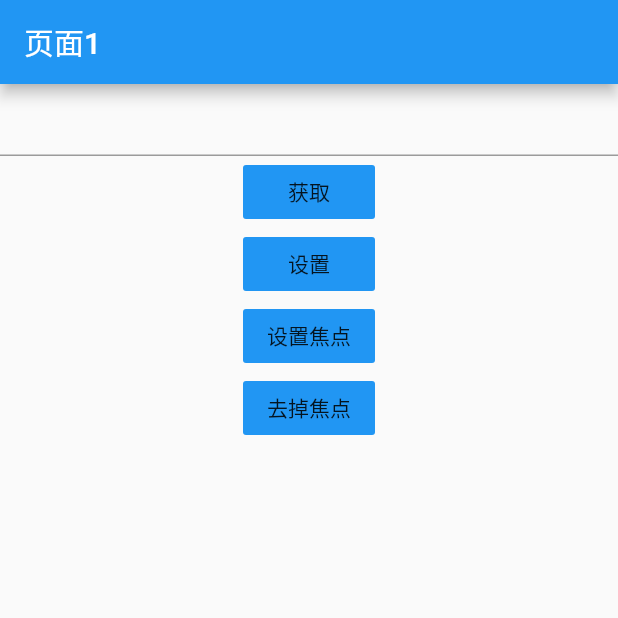
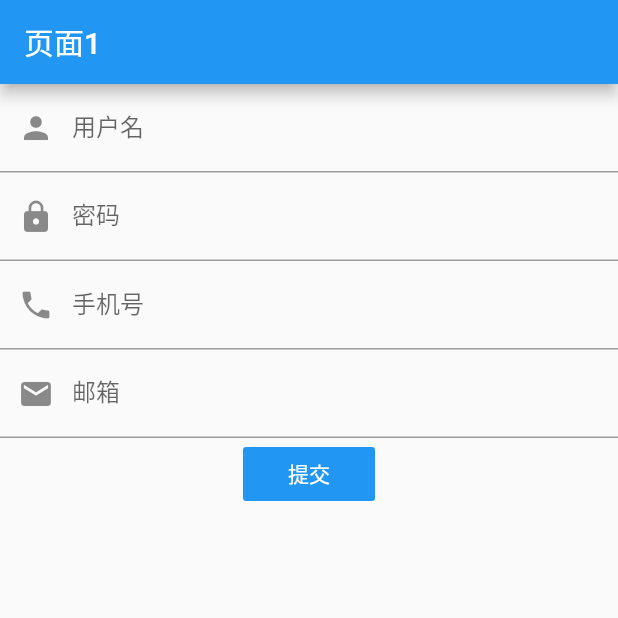
Before and after one commit to Anlans/two-days-flutter, a Flutter app: the screen it shows after launch, on a phone screen of 412 x 824 dp, the top half of it. Run offline on Flutter 3.47's test engine with Material 2 defaults, Android fonts, the phone set to English and light mode, and no system bars; our stand-ins replace flutter_hooks.

Commit message:
### 第十六课 文本框2

```diff
--- a/lib/main.dart
+++ b/lib/main.dart
@@ -336,54 +336,114 @@ class App extends StatelessWidget {
   }
 }
 
+
 class Page1 extends HookWidget{
   @override
   Widget build(BuildContext context) {
-    var controller=TextEditingController();
     var focusNode=FocusNode();
-
     return Scaffold(
       appBar: AppBar(title: Text('页面1')),
       body: Column(
         children: [
           TextField(
-            controller: controller,
             focusNode: focusNode,
-          ),
-          FlatButton(
-            color: Colors.blue,
-            child: Text('获取'),
-            onPressed: (){
-              print(controller.text);
+            decoration: InputDecoration(
+              labelText: '用户名',
+              prefixIcon: Icon(Icons.person),
+            ),
+            textInputAction: TextInputAction.next,
+            onEditingComplete: (){
+              focusNode.nextFocus();
             },
           ),
-          FlatButton(
-            color: Colors.blue,
-            child: Text('设置'),
-            onPressed: (){
-              controller.text='bbbb';
-            },
+          TextField(
+            decoration: InputDecoration(
+              labelText: '密码',
+              prefixIcon: Icon(Icons.lock),
+            ),
+            obscureText: true,
           ),
-          FlatButton(
-            color: Colors.blue,
-            child: Text('设置焦点'),
-            onPressed: (){
-              focusNode.requestFocus();
-            },
+          TextField(
+            decoration: InputDecoration(
+              labelText: '手机号',
+              prefixIcon: Icon(Icons.phone),
+            ),
+            keyboardType: TextInputType.phone,
           ),
-          FlatButton(
-            color: Colors.blue,
-            child: Text('去掉焦点'),
-            onPressed: (){
-              focusNode.unfocus();
-            },
+          TextField(
+            decoration: InputDecoration(
+              labelText: '邮箱',
+              prefixIcon: Icon(Icons.email),
+            ),
+            keyboardType: TextInputType.emailAddress,
           ),
+          Container(
+            child: FlatButton(
+              color: Colors.blue,
+              child: Text('提交', style: TextStyle(color: Colors.white),),
+              onPressed: (){
+
+              },
+            ),
+          )
         ],
-      ),
+      )
     );
   }
 }
 
+
+
+
+//
+// class Page1 extends HookWidget{
+//   @override
+//   Widget build(BuildContext context) {
+//     var controller=TextEditingController();
+//     var focusNode=FocusNode();
+//
+//     return Scaffold(
+//       appBar: AppBar(title: Text('页面1')),
+//       body: Column(
+//         children: [
+//           TextField(
+//             controller: controller,
+//             focusNode: focusNode,
+//           ),
+//           FlatButton(
+//             color: Colors.blue,
+//             child: Text('获取'),
+//             onPressed: (){
+//               print(controller.text);
+//             },
+//           ),
+//           FlatButton(
+//             color: Colors.blue,
+//             child: Text('设置'),
+//             onPressed: (){
+//               controller.text='bbbb';
+//             },
+//           ),
+//           FlatButton(
+//             color: Colors.blue,
+//             child: Text('设置焦点'),
+//             onPressed: (){
+//               focusNode.requestFocus();
+//             },
+//           ),
+//           FlatButton(
+//             color: Colors.blue,
+//             child: Text('去掉焦点'),
+//             onPressed: (){
+//               focusNode.unfocus();
+//             },
+//           ),
+//         ],
+//       ),
+//     );
+//   }
+// }
+//
 
 
 //
```
Also changed, not shown: 笔记.txt (+27 -0 lines).
